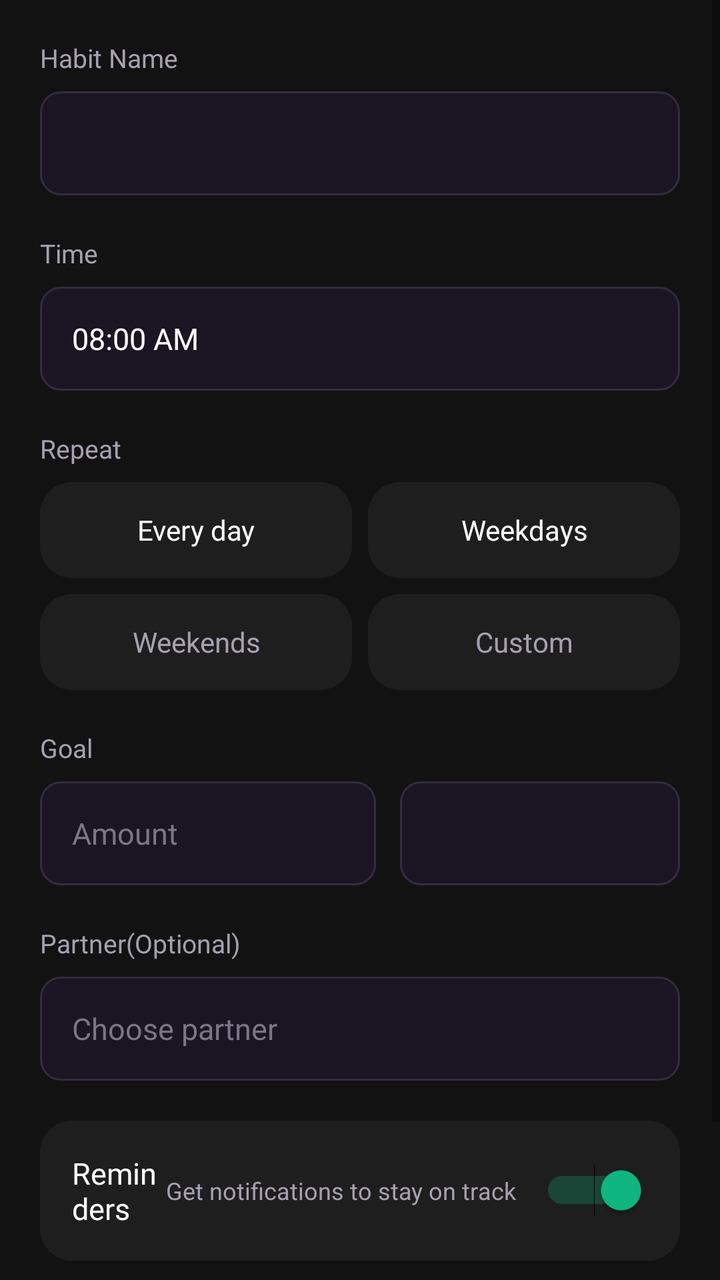
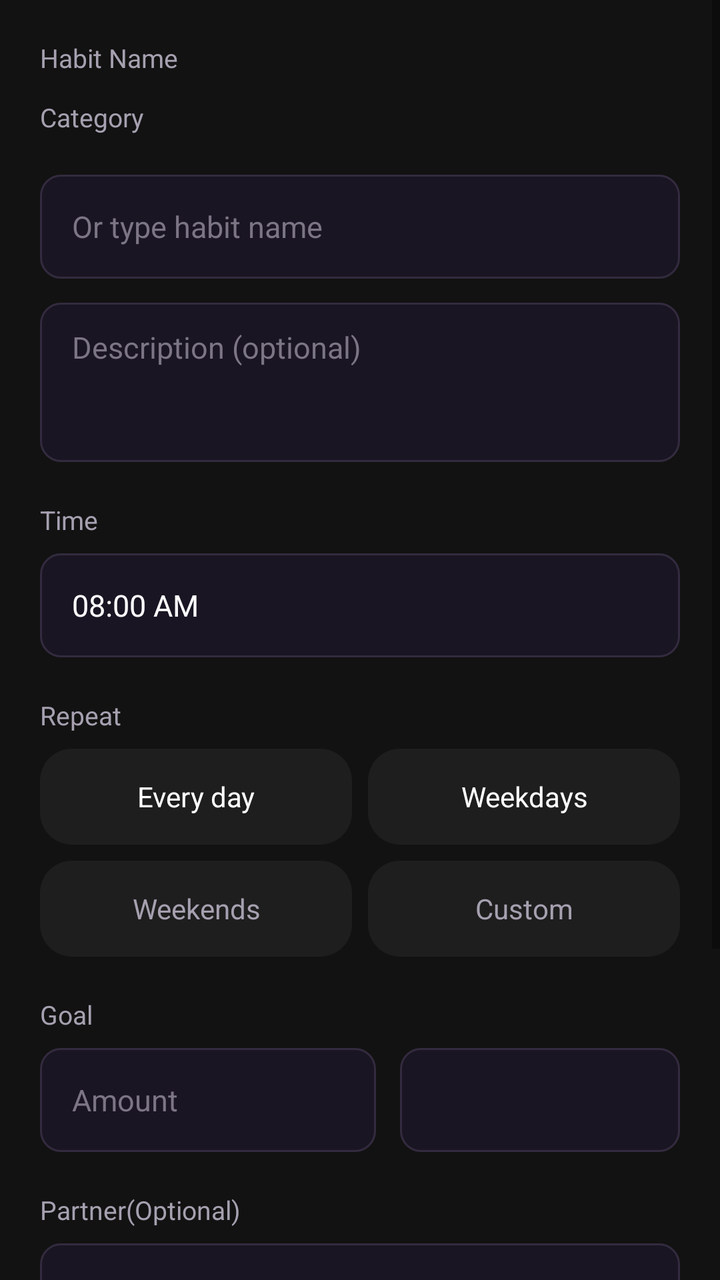

Compare the two renders of this Android layout. The source of the first and the diff that turns it into the second are given below.
<!-- AndroidManifest.xml: application theme Theme.MyApplication -->
<!-- res/layout/activity_add_habit.xml -->
<?xml version="1.0" encoding="utf-8"?>
<ScrollView xmlns:android="http://schemas.android.com/apk/res/android"
    android:layout_width="match_parent"
    android:layout_height="match_parent"
    android:background="@color/bg_default">

    <LinearLayout
        android:orientation="vertical"
        android:layout_width="match_parent"
        android:layout_height="wrap_content"
        android:padding="20dp">

        <TextView
            android:layout_width="wrap_content"
            android:layout_height="wrap_content"
            android:text="Habit Name"
            android:textColor="@color/text_secondary"
            android:textSize="13sp" />

        <Spinner
            android:id="@+id/spHabitName"
            android:layout_width="match_parent"
            android:layout_height="52dp"
            android:background="@drawable/bg_input"
            android:paddingLeft="16dp"
            android:paddingRight="16dp"
            android:layout_marginTop="8dp" />

        <EditText
            android:id="@+id/etHabitName"
            android:layout_width="0dp"
            android:layout_height="0dp"
            android:visibility="gone" />

        
        <EditText
            android:id="@+id/etHabitDescription"
            android:layout_width="0dp"
            android:layout_height="0dp"
            android:visibility="gone" />

        <EditText
            android:id="@+id/etHabitGoal"
            android:layout_width="0dp"
            android:layout_height="0dp"
            android:visibility="gone" />

        <Button
            android:id="@+id/btnSubmitHabit"
            android:layout_width="0dp"
            android:layout_height="0dp"
            android:visibility="gone" />

        <TextView
            android:layout_width="wrap_content"
            android:layout_height="wrap_content"
            android:text="Time"
            android:textColor="@color/text_secondary"
            android:textSize="13sp"
            android:layout_marginTop="20dp" />

        <TextView
            android:id="@+id/tvTimePicker"
            android:layout_width="match_parent"
            android:layout_height="52dp"
            android:background="@drawable/bg_input"
            android:gravity="center_vertical"
            android:paddingLeft="16dp"
            android:text="08:00 AM"
            android:textColor="@color/text_primary"
            android:textSize="15sp"
            android:layout_marginTop="8dp" />

        <TextView
            android:layout_width="wrap_content"
            android:layout_height="wrap_content"
            android:text="Repeat"
            android:textColor="@color/text_secondary"
            android:textSize="13sp"
            android:layout_marginTop="20dp" />

        <GridLayout
            android:layout_width="match_parent"
            android:layout_height="wrap_content"
            android:layout_marginTop="8dp"
            android:columnCount="2"
            android:rowCount="2"
            android:alignmentMode="alignBounds"
            android:columnOrderPreserved="false">

            <TextView
                android:id="@+id/btnEveryDay"
                android:layout_width="0dp"
                android:layout_height="48dp"
                android:layout_columnWeight="1"
                android:layout_marginEnd="8dp"
                android:layout_marginBottom="8dp"
                android:gravity="center"
                android:text="Every day"
                android:background="@drawable/bg_card"
                android:textColor="@color/text_primary"
                android:textSize="14sp" />

            <TextView
                android:id="@+id/btnWeekdays"
                android:layout_width="0dp"
                android:layout_height="48dp"
                android:layout_columnWeight="1"
                android:layout_marginBottom="8dp"
                android:gravity="center"
                android:text="Weekdays"
                android:background="@drawable/bg_card"
                android:textColor="@color/text_primary"
                android:textSize="14sp" />

            <TextView
                android:id="@+id/btnWeekends"
                android:layout_width="0dp"
                android:layout_height="48dp"
                android:layout_columnWeight="1"
                android:layout_marginEnd="8dp"
                android:gravity="center"
                android:text="Weekends"
                android:background="@drawable/bg_card"
                android:textColor="@color/text_secondary"
                android:textSize="14sp" />

            <TextView
                android:id="@+id/btnCustom"
                android:layout_width="0dp"
                android:layout_height="48dp"
                android:layout_columnWeight="1"
                android:gravity="center"
                android:text="Custom"
                android:background="@drawable/bg_card"
                android:textColor="@color/text_secondary"
                android:textSize="14sp" />

        </GridLayout>

        
        <TextView
            android:layout_width="wrap_content"
            android:layout_height="wrap_content"
            android:text="Goal"
            android:textColor="@color/text_secondary"
            android:textSize="13sp"
            android:layout_marginTop="20dp" />

        <LinearLayout
            android:layout_width="match_parent"
            android:layout_height="wrap_content"
            android:orientation="horizontal"
            android:layout_marginTop="8dp">

            <EditText
                android:id="@+id/etGoalAmount"
                android:layout_width="0dp"
                android:layout_weight="1"
                android:layout_height="52dp"
                android:background="@drawable/bg_input"
                android:hint="Amount"
                android:paddingLeft="16dp"
                android:paddingRight="16dp"
                android:textColor="@color/text_primary"
                android:textColorHint="@color/text_muted"
                android:textSize="15sp"
                android:inputType="number" />

            <Spinner
                android:id="@+id/spGoalUnit"
                android:layout_width="140dp"
                android:layout_height="52dp"
                android:layout_marginLeft="12dp"
                android:background="@drawable/bg_input" />

        </LinearLayout>

        
        <TextView
            android:layout_width="wrap_content"
            android:layout_height="wrap_content"
            android:text="Partner(Optional)"
            android:textColor="@color/text_secondary"
            android:textSize="13sp"
            android:layout_marginTop="20dp" />

        <TextView
            android:id="@+id/tvChoosePartner"
            android:layout_width="match_parent"
            android:layout_height="52dp"
            android:background="@drawable/bg_input"
            android:gravity="center_vertical"
            android:paddingLeft="16dp"
            android:text="Choose partner"
            android:textColor="@color/text_muted"
            android:textSize="15sp"
            android:layout_marginTop="8dp" />

        
        <LinearLayout
            android:layout_width="match_parent"
            android:layout_height="wrap_content"
            android:orientation="horizontal"
            android:gravity="center_vertical"
            android:layout_marginTop="20dp"
            android:padding="16dp"
            android:background="@drawable/bg_card">

            <TextView
                android:layout_width="0dp"
                android:layout_weight="1"
                android:layout_height="wrap_content"
                android:text="Reminders"
                android:textColor="@color/text_primary"
                android:textSize="15sp" />

            <TextView
                android:layout_width="wrap_content"
                android:layout_height="wrap_content"
                android:text="Get notifications to stay on track"
                android:textColor="@color/text_secondary"
                android:textSize="12sp"
                android:layout_marginEnd="12dp" />

            <Switch
                android:id="@+id/switchReminders"
                android:layout_width="wrap_content"
                android:layout_height="wrap_content"
                android:checked="true" />
        </LinearLayout>

        
        <LinearLayout
            android:layout_width="match_parent"
            android:layout_height="wrap_content"
            android:orientation="horizontal"
            android:layout_marginTop="28dp">

            <Button
                android:id="@+id/btnCancel"
                android:layout_width="0dp"
                android:layout_weight="1"
                android:layout_height="52dp"
                android:background="@drawable/bg_card"
                android:text="Cancel"
                android:textColor="@color/text_primary"
                android:textSize="15sp"
                android:textAllCaps="false" />

            <Button
                android:id="@+id/btnCreate"
                android:layout_width="0dp"
                android:layout_weight="1"
                android:layout_height="52dp"
                android:layout_marginLeft="12dp"
                android:background="@drawable/bg_button_primary"
                android:text="Create"
                android:textColor="@color/text_primary"
                android:textSize="15sp"
                android:textAllCaps="false"
                android:textStyle="bold" />

        </LinearLayout>

    </LinearLayout>

</ScrollView>
<!-- resources referenced by this layout -->
<resources>
  <color name="bg_default">#121212</color>
  <color name="text_muted">#7B7585</color>
  <color name="text_primary">#FFFFFF</color>
  <color name="text_secondary">#A6A0B0</color>
  <!-- drawable bg_button_primary (drawable) -->
  <?xml version="1.0" encoding="utf-8"?>
  <shape xmlns:android="http://schemas.android.com/apk/res/android" android:shape="rectangle">
      <gradient
          android:angle="0"
          android:startColor="@color/accent_purple_start"
          android:endColor="@color/accent_purple_end"
          android:type="linear" />
      <corners android:radius="12dp" />
      <size android:height="48dp" />
  </shape>
  <!-- drawable bg_card (drawable) -->
  <?xml version="1.0" encoding="utf-8"?>
  <shape xmlns:android="http://schemas.android.com/apk/res/android" android:shape="rectangle">
      <solid android:color="@color/card_bg" />
      <corners android:radius="16dp" />
      <padding android:left="12dp" android:top="12dp" android:right="12dp" android:bottom="12dp" />
  </shape>
  <!-- drawable bg_input (drawable) -->
  <?xml version="1.0" encoding="utf-8"?>
  <shape xmlns:android="http://schemas.android.com/apk/res/android" android:shape="rectangle">
      <solid android:color="@color/input_bg" />
      <stroke android:width="1dp" android:color="@color/input_stroke" />
      <corners android:radius="10dp" />
      <padding android:left="12dp" android:top="12dp" android:right="12dp" android:bottom="12dp" />
  </shape>
  <style name="Theme.MyApplication" parent="Theme.MaterialComponents.DayNight.DarkActionBar">
          
          <item name="colorPrimary">@color/accent_purple_start</item>
          <item name="colorPrimaryVariant">@color/accent_purple_end</item>
          <item name="colorOnPrimary">@color/text_primary</item>
  
          <item name="colorSecondary">@color/accent_green</item>
          <item name="colorOnSecondary">@color/text_primary</item>
  
          <item name="android:statusBarColor">@color/bg_default</item>
          <item name="android:navigationBarColor">@color/bg_default</item>
  
          
          <item name="android:colorBackground">@color/bg_default</item>
          <item name="android:textColor">@color/text_primary</item>
          <item name="android:windowBackground">@color/bg_default</item>
      </style>
  <color name="accent_purple_start">#6366F1</color>
  <color name="accent_purple_end">#8B5CF6</color>
  <color name="card_bg">#1E1E1E</color>
  <color name="input_bg">#1A1523</color>
  <color name="input_stroke">#332B3F</color>
  <color name="accent_green">#10B981</color>
</resources>

<!-- the commit's change to res/layout/activity_add_habit.xml (unified diff, before → after) -->
@@ -17,6 +17,7 @@
             android:textColor="@color/text_secondary"
             android:textSize="13sp" />
 
+        
         <Spinner
             android:id="@+id/spHabitName"
             android:layout_width="match_parent"
@@ -24,21 +25,60 @@
             android:background="@drawable/bg_input"
             android:paddingLeft="16dp"
             android:paddingRight="16dp"
-            android:layout_marginTop="8dp" />
-
+            android:layout_marginTop="8dp"
+            android:visibility="gone" />
+
+        
+        <TextView
+            android:layout_width="wrap_content"
+            android:layout_height="wrap_content"
+            android:text="Category"
+            android:textColor="@color/text_secondary"
+            android:textSize="13sp"
+            android:layout_marginTop="12dp" />
+
+        <GridLayout
+            android:id="@+id/glCategoryIcons"
+            android:layout_width="match_parent"
+            android:layout_height="wrap_content"
+            android:layout_marginTop="8dp"
+            android:columnCount="5"
+            android:rowCount="2"
+            android:alignmentMode="alignBounds"
+            android:useDefaultMargins="true" />
+
+        
         <EditText
             android:id="@+id/etHabitName"
-            android:layout_width="0dp"
-            android:layout_height="0dp"
-            android:visibility="gone" />
+            android:layout_width="match_parent"
+            android:layout_height="52dp"
+            android:layout_marginTop="12dp"
+            android:background="@drawable/bg_input"
+            android:paddingLeft="16dp"
+            android:paddingRight="16dp"
+            android:hint="Or type habit name"
+            android:textColor="@color/text_primary"
+            android:textColorHint="@color/text_muted"
+            android:textSize="15sp" />
 
         
         <EditText
             android:id="@+id/etHabitDescription"
-            android:layout_width="0dp"
-            android:layout_height="0dp"
-            android:visibility="gone" />
-
+            android:layout_width="match_parent"
+            android:layout_height="wrap_content"
+            android:layout_marginTop="12dp"
+            android:background="@drawable/bg_input"
+            android:paddingLeft="16dp"
+            android:paddingRight="16dp"
+            android:hint="Description (optional)"
+            android:textColor="@color/text_primary"
+            android:textColorHint="@color/text_muted"
+            android:textSize="15sp"
+            android:minLines="3"
+            android:maxLines="6"
+            android:gravity="top" />
+
+        
         <EditText
             android:id="@+id/etHabitGoal"
             android:layout_width="0dp"
